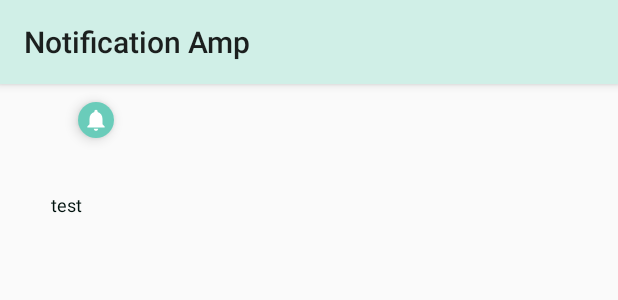
After one commit to sam41Z/notificationamp, an Android app: the layout app_grid_item.xml on its own in the app's theme, with its tools: preview values and no code run, on a phone screen of 412 x 824 dp. The commit adds this screen. Shown: the top 300 px of the screen. Run offline under Robolectric (Android 15) with nearby library versions, the phone set to English and light mode, and no system bars.

Commit message:
grid/list layout, vibrator fix

```diff
--- /dev/null
+++ b/app/src/main/res/drawable/ic_alarm_background.xml
@@ -0,0 +1,8 @@
+<?xml version="1.0" encoding="utf-8"?>
+<shape xmlns:android="http://schemas.android.com/apk/res/android"
+  android:shape="oval">
+  <solid android:color="@color/colorAccent"/>
+  <size
+    android:height="@dimen/appItemSmallIconSize"
+    android:width="@dimen/appItemSmallIconSize"/>
+</shape>
--- /dev/null
+++ b/app/src/main/res/layout/app_grid_item.xml
@@ -0,0 +1,52 @@
+<?xml version="1.0" encoding="utf-8"?>
+<android.support.constraint.ConstraintLayout
+  xmlns:android="http://schemas.android.com/apk/res/android"
+  xmlns:app="http://schemas.android.com/apk/res-auto"
+  android:orientation="horizontal"
+  android:layout_width="@dimen/appGridItemWidth"
+  android:layout_height="@dimen/appGridItemHeight">
+
+  <ImageView
+    android:id="@+id/appIcon"
+    android:layout_marginStart="@dimen/appItemMarginMedium"
+    android:layout_marginEnd="@dimen/appItemMarginMedium"
+    android:layout_marginTop="@dimen/appItemMarginMedium"
+    app:layout_constraintStart_toStartOf="parent"
+    app:layout_constraintTop_toTopOf="parent"
+    android:layout_width="@dimen/appItemIconSize"
+    android:layout_height="@dimen/appItemIconSize"/>
+
+    <ImageView
+      android:id="@+id/appStatus"
+      android:layout_width="@dimen/appItemSmallIconSize"
+      android:layout_height="@dimen/appItemSmallIconSize"
+      android:layout_marginTop="@dimen/appItemSmallIconMargin"
+      android:layout_marginEnd="@dimen/appItemSmallIconMargin"
+      android:padding="@dimen/appItemSmallIconPadding"
+      android:adjustViewBounds="false"
+      android:elevation="@dimen/appItemSmallIconElevation"
+      android:background="@drawable/ic_alarm_background"
+      android:src="@drawable/ic_alarm_filled"
+      android:tint="@android:color/white"
+      app:layout_constraintEnd_toEndOf="parent"
+      app:layout_constraintTop_toTopOf="parent"/>
+  <TextView
+    android:id="@+id/appName"
+    app:layout_constraintTop_toBottomOf="@id/appIcon"
+    android:layout_width="match_parent"
+    android:layout_height="wrap_content"
+    android:layout_marginStart="@dimen/appItemMarginSmall"
+    android:layout_marginEnd="@dimen/appItemMarginSmall"
+    android:maxLines="2"
+    android:ellipsize="marquee"
+    android:text="test"
+    android:textAlignment="center"
+    android:textSize="12sp"/>
+
+  <View
+    android:id="@+id/divider"
+    android:layout_width="0dp"
+    android:layout_height="0dp"
+    android:background="@android:color/transparent"
+    />
+</android.support.constraint.ConstraintLayout>
--- a/app/src/main/res/layout/app_list_item.xml
+++ b/app/src/main/res/layout/app_list_item.xml
@@ -7,7 +7,7 @@
   android:focusable="true"
   android:clickable="true"
   android:foreground="?android:attr/selectableItemBackground"
-  android:layout_height="@dimen/appItemHeight">
+  android:layout_height="@dimen/appListItemHeight">
 
   <ImageView
     android:layout_marginEnd="@dimen/appItemMarginMedium"
--- a/app/src/main/res/values/colors.xml
+++ b/app/src/main/res/values/colors.xml
@@ -4,5 +4,5 @@
   <color name="colorPrimaryDark">#6ACCBA</color>
   <color name="colorAccent">#6ACCBA</color>
   <color name="colorText">#00120e</color>
-  <color name="lightGray">#b6b6b6</color>
+  <color name="appIconTouch">#05000000</color>
 </resources>
--- a/app/src/main/res/values/dimens.xml
+++ b/app/src/main/res/values/dimens.xml
@@ -1,8 +1,13 @@
 <?xml version="1.0" encoding="utf-8"?>
 <resources>
-  <dimen name="appItemHeight">72dp</dimen>
+  <dimen name="appListItemHeight">72dp</dimen>
+  <dimen name="appGridItemHeight">104dp</dimen>
+  <dimen name="appGridItemWidth">88dp</dimen>
   <dimen name="appItemIconSize">56dp</dimen>
   <dimen name="appItemSmallIconSize">24dp</dimen>
+  <dimen name="appItemSmallIconElevation">5dp</dimen>
+  <dimen name="appItemSmallIconPadding">3dp</dimen>
+  <dimen name="appItemSmallIconMargin">12dp</dimen>
   <dimen name="appItemMarginLarge">24dp</dimen>
   <dimen name="appItemMarginMedium">16dp</dimen>
   <dimen name="appItemMarginSmall">8dp</dimen>
```
Also changed, not shown: app/src/main/java/sam/notificationamp/activities/AppActivity.kt (+60 -8 lines), app/src/main/java/sam/notificationamp/activities/AppSettingsActivity.kt (+17 -1 lines), app/src/main/java/sam/notificationamp/adapters/AppAdapter.kt (+12 -4 lines), app/src/main/java/sam/notificationamp/services/NoiseService.kt (+16 -12 lines), app/src/main/java/sam/notificationamp/services/NotificationAmpService.kt (+2 -8 lines), app/src/main/java/sam/notificationamp/utils/SharedPreferencesUtil.kt (+23 -5 lines), app/src/main/res/drawable/ic_settings_grid.xml (added, +11 -0 lines), app/src/main/res/drawable/ic_settings_list.xml (added, +10 -0 lines), app/src/main/res/menu/main.xml (+10 -0 lines), app/src/main/res/layout/app_activity.xml (renamed from app/src/main/res/layout/activity_add_app.xml).
